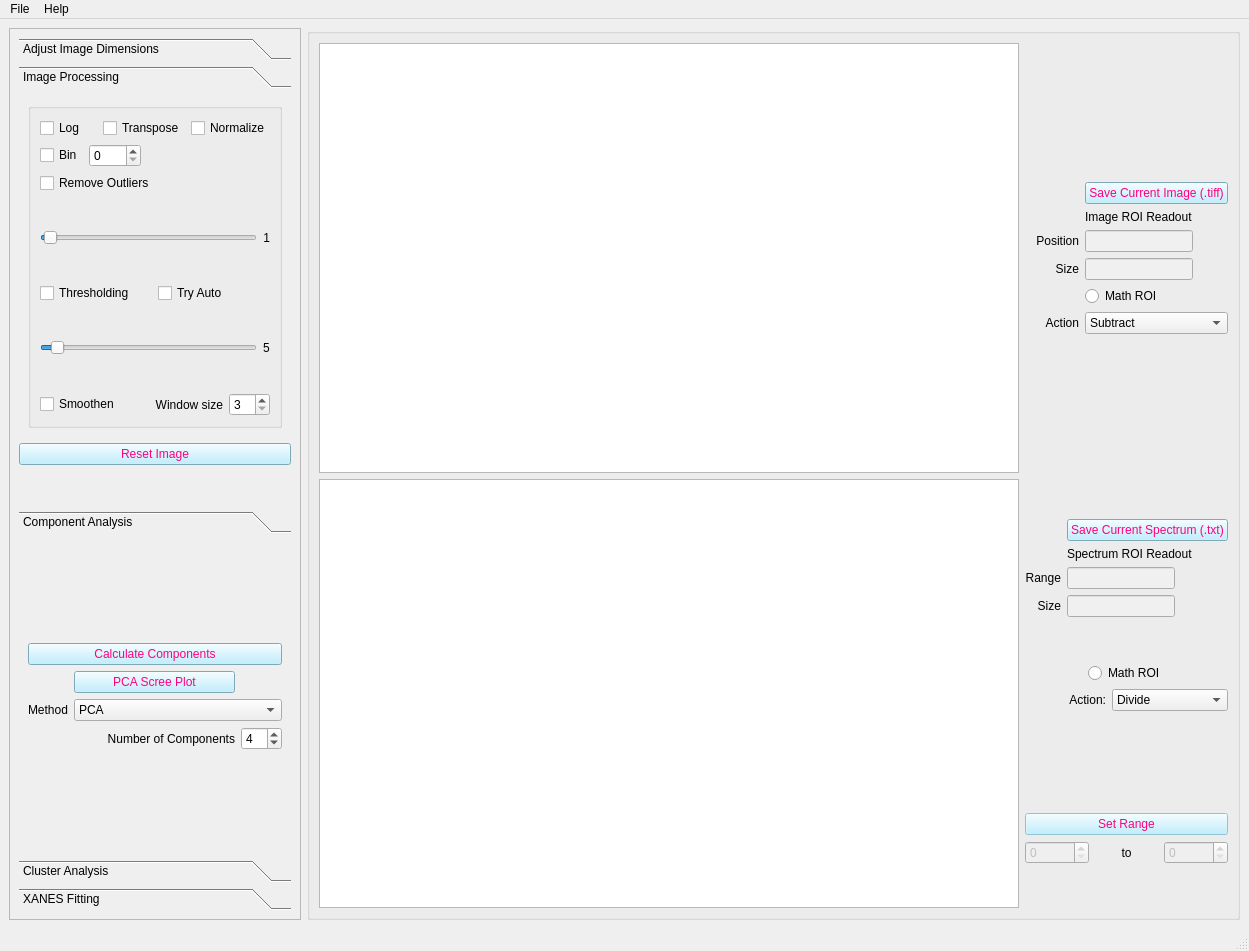
pattammattel/MIDAS_Admin, file mainwindow_admin.ui: the form before one commit.
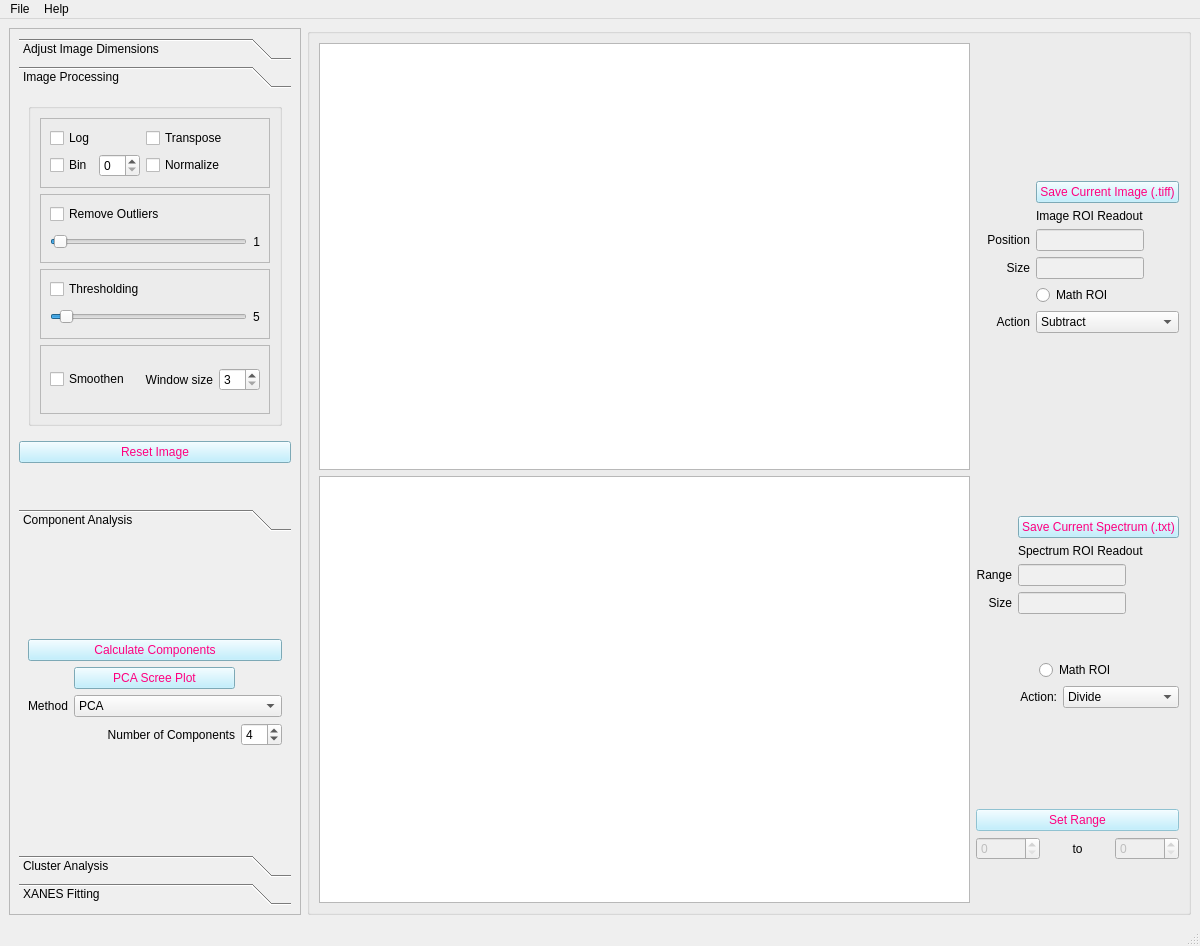
The form after the commit. The open tabs and pages were chosen to show the change. Custom widgets are drawn as their Qt base class.

```diff
--- a/mainwindow_admin.ui
+++ b/mainwindow_admin.ui
@@ -7,8 +7,8 @@
    <rect>
     <x>0</x>
     <y>0</y>
-    <width>1249</width>
-    <height>951</height>
+    <width>1200</width>
+    <height>946</height>
    </rect>
   </property>
   <property name="sizePolicy">
@@ -492,7 +492,7 @@
          <x>0</x>
          <y>0</y>
          <width>352</width>
-         <height>874</height>
+         <height>869</height>
         </rect>
        </property>
        <layout class="QGridLayout" name="gridLayout_9">
@@ -741,7 +741,7 @@
              <x>0</x>
              <y>0</y>
              <width>330</width>
-             <height>300</height>
+             <height>379</height>
             </rect>
            </property>
            <attribute name="label">
@@ -754,51 +754,71 @@
                <string/>
               </property>
               <layout class="QGridLayout" name="gridLayout_24">
-               <item row="0" column="0">
-                <layout class="QGridLayout" name="gridLayout_3">
-                 <property name="bottomMargin">
-                  <number>0</number>
+               <item row="3" column="0">
+                <widget class="QFrame" name="frame_2">
+                 <property name="frameShape">
+                  <enum>QFrame::StyledPanel</enum>
                  </property>
-                 <item row="0" column="0" colspan="2">
-                  <widget class="QCheckBox" name="cb_log">
-                   <property name="styleSheet">
-                    <string notr="true"/>
-                   </property>
+                 <property name="frameShadow">
+                  <enum>QFrame::Raised</enum>
+                 </property>
+                 <layout class="QGridLayout" name="gridLayout_27">
+                  <item row="0" column="0">
+                   <layout class="QHBoxLayout" name="horizontalLayout_4">
+                    <item>
+                     <widget class="QCheckBox" name="cb_smooth">
                    <property name="text">
-                    <string>Log </string>
-                   </property>
-                   <property name="checked">
-                    <bool>false</bool>
-                   </property>
-                  </widget>
-                 </item>
-                 <item row="0" column="2" colspan="2">
-                  <widget class="QCheckBox" name="checkBox">
+                       <string>Smoothen</string>
+                      </property>
+                     </widget>
+                    </item>
+                    <item>
+                     <widget class="QLabel" name="label_23">
                    <property name="text">
-                    <string>Transpose</string>
-                   </property>
-                  </widget>
-                 </item>
-                 <item row="0" column="4">
-                  <widget class="QCheckBox" name="cb_norm">
-                   <property name="text">
-                    <string>Normalize</string>
+                       <string>Window size</string>
+                      </property>
+                      <property name="alignment">
+                       <set>Qt::AlignRight|Qt::AlignTrailing|Qt::AlignVCenter</set>
                    </property>
                   </widget>
                  </item>
-                 <item row="1" column="0">
-                  <widget class="QCheckBox" name="checkBox_2">
-                   <property name="text">
-                    <string>Bin</string>
-                   </property>
-                  </widget>
-                 </item>
-                 <item row="1" column="1" colspan="2">
-                  <widget class="QSpinBox" name="spinBox"/>
-                 </item>
-                </layout>
+                    <item>
+                     <widget class="QSpinBox" name="sb_smooth_size">
+                      <property name="sizePolicy">
+                       <sizepolicy hsizetype="Fixed" vsizetype="Fixed">
+                        <horstretch>0</horstretch>
+                        <verstretch>0</verstretch>
+                       </sizepolicy>
+                      </property>
+                      <property name="inputMethodHints">
+                       <set>Qt::ImhDigitsOnly</set>
+                      </property>
+                      <property name="minimum">
+                       <number>3</number>
+                      </property>
+                      <property name="singleStep">
+                       <number>2</number>
+                      </property>
+                      <property name="value">
+                       <number>3</number>
+                      </property>
+                     </widget>
+                    </item>
+                   </layout>
+                  </item>
+                 </layout>
+                </widget>
                </item>
                <item row="1" column="0">
+                <widget class="QFrame" name="frame_4">
+                 <property name="frameShape">
+                  <enum>QFrame::StyledPanel</enum>
+                 </property>
+                 <property name="frameShadow">
+                  <enum>QFrame::Raised</enum>
+                 </property>
+                 <layout class="QGridLayout" name="gridLayout_25">
+                  <item row="0" column="0">
                 <layout class="QGridLayout" name="gridLayout_21">
                  <item row="0" column="0">
                   <widget class="QCheckBox" name="cb_remove_outliers">
@@ -836,7 +856,19 @@
                  </item>
                 </layout>
                </item>
+                 </layout>
+                </widget>
+               </item>
                <item row="2" column="0">
+                <widget class="QFrame" name="frame_3">
+                 <property name="frameShape">
+                  <enum>QFrame::StyledPanel</enum>
+                 </property>
+                 <property name="frameShadow">
+                  <enum>QFrame::Raised</enum>
+                 </property>
+                 <layout class="QGridLayout" name="gridLayout_26">
+                  <item row="0" column="0">
                 <layout class="QGridLayout" name="gridLayout_5">
                  <item row="0" column="0">
                   <layout class="QHBoxLayout" name="horizontalLayout_3">
@@ -847,13 +879,6 @@
                      </property>
                     </widget>
                    </item>
-                   <item>
-                    <widget class="QCheckBox" name="cb_bg_auto">
-                     <property name="text">
-                      <string>Try Auto</string>
-                     </property>
-                    </widget>
-                   </item>
                   </layout>
                  </item>
                  <item row="1" column="0">
@@ -888,48 +913,77 @@
                  </item>
                 </layout>
                </item>
-               <item row="3" column="0">
-                <layout class="QHBoxLayout" name="horizontalLayout_4">
-                 <item>
-                  <widget class="QCheckBox" name="cb_smooth">
+                 </layout>
+                </widget>
+               </item>
+               <item row="0" column="0">
+                <widget class="QFrame" name="frame">
+                 <property name="frameShape">
+                  <enum>QFrame::StyledPanel</enum>
+                 </property>
+                 <property name="frameShadow">
+                  <enum>QFrame::Raised</enum>
+                 </property>
+                 <layout class="QGridLayout" name="gridLayout_28">
+                  <item row="0" column="0">
+                   <widget class="QCheckBox" name="cb_log">
+                    <property name="styleSheet">
+                     <string notr="true"/>
+                    </property>
                    <property name="text">
-                    <string>Smoothen</string>
-                   </property>
-                  </widget>
-                 </item>
-                 <item>
-                  <widget class="QLabel" name="label_23">
+                     <string>Log </string>
+                    </property>
+                    <property name="checked">
+                     <bool>false</bool>
+                    </property>
+                   </widget>
+                  </item>
+                  <item row="0" column="1">
+                   <widget class="QCheckBox" name="cb_transpose">
+                    <property name="layoutDirection">
+                     <enum>Qt::LeftToRight</enum>
+                    </property>
                    <property name="text">
-                    <string>Window size</string>
-                   </property>
-                   <property name="alignment">
-                    <set>Qt::AlignRight|Qt::AlignTrailing|Qt::AlignVCenter</set>
-                   </property>
-                  </widget>
-                 </item>
+                     <string>Transpose</string>
+                    </property>
+                   </widget>
+                  </item>
+                  <item row="1" column="0">
+                   <layout class="QHBoxLayout" name="horizontalLayout_9">
                  <item>
-                  <widget class="QSpinBox" name="sb_smooth_size">
+                     <widget class="QCheckBox" name="sb_bin">
                    <property name="sizePolicy">
                     <sizepolicy hsizetype="Fixed" vsizetype="Fixed">
                      <horstretch>0</horstretch>
                      <verstretch>0</verstretch>
                     </sizepolicy>
                    </property>
-                   <property name="inputMethodHints">
-                    <set>Qt::ImhDigitsOnly</set>
-                   </property>
-                   <property name="minimum">
-                    <number>3</number>
-                   </property>
-                   <property name="singleStep">
-                    <number>2</number>
-                   </property>
-                   <property name="value">
-                    <number>3</number>
-                   </property>
+                      <property name="text">
+                       <string>Bin</string>
+                      </property>
+                     </widget>
+                    </item>
+                    <item>
+                     <widget class="QSpinBox" name="sb_bin_val">
+                      <property name="sizePolicy">
+                       <sizepolicy hsizetype="Fixed" vsizetype="Fixed">
+                        <horstretch>0</horstretch>
+                        <verstretch>0</verstretch>
+                       </sizepolicy>
+                      </property>
+                     </widget>
+                    </item>
+                   </layout>
+                  </item>
+                  <item row="1" column="1">
+                   <widget class="QCheckBox" name="cb_norm">
+                    <property name="text">
+                     <string>Normalize</string>
+                    </property>
                   </widget>
                  </item>
                 </layout>
+                </widget>
                </item>
               </layout>
              </widget>
@@ -980,8 +1034,8 @@
             <rect>
              <x>0</x>
              <y>0</y>
-             <width>330</width>
-             <height>247</height>
+             <width>296</width>
+             <height>185</height>
             </rect>
            </property>
            <attribute name="label">
@@ -1371,7 +1425,7 @@
     <rect>
      <x>0</x>
      <y>0</y>
-     <width>1249</width>
+     <width>1200</width>
      <height>27</height>
     </rect>
    </property>
```
Left out of the diff: 28 changed lines with no effect on the pictures. Lines whose indentation alone changed are shown as unchanged.
